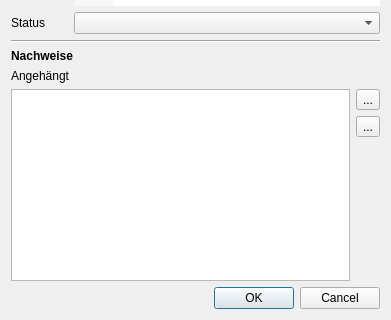
Qt form ui/qmtraindatadetailsdialog.ui (Christian-Kr/QualificationMatrix) before a commit; both pictures show x 0 to 391 and y 252 to 572 of the 391 by 572 pixel window.
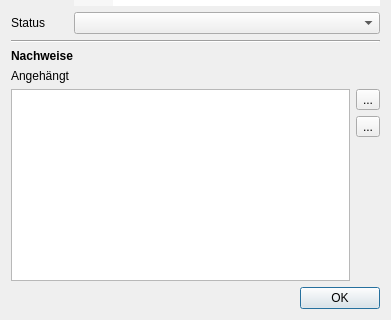
The same form after that commit. Icons and pictures are not drawn.

Commit message: Remove cancel button for train data details

Patch:
```diff
--- a/ui/qmtraindatadetailsdialog.ui
+++ b/ui/qmtraindatadetailsdialog.ui
@@ -142,7 +142,7 @@
       <enum>Qt::Horizontal</enum>
      </property>
      <property name="standardButtons">
-      <set>QDialogButtonBox::Cancel|QDialogButtonBox::Ok</set>
+      <set>QDialogButtonBox::Ok</set>
      </property>
     </widget>
    </item>
```
